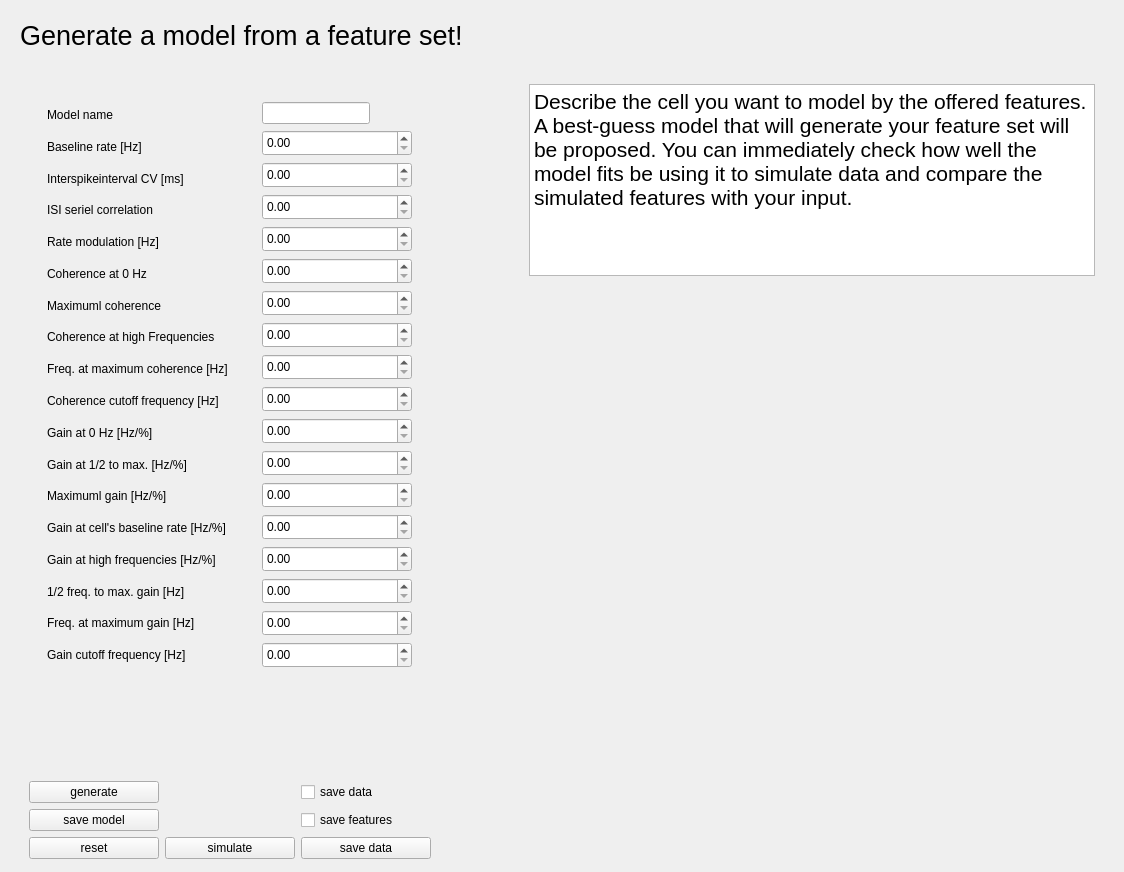
Old version of the form ampullary_ui/ui/modelgenerator.ui in the repository bendalab/ampullarymodel.
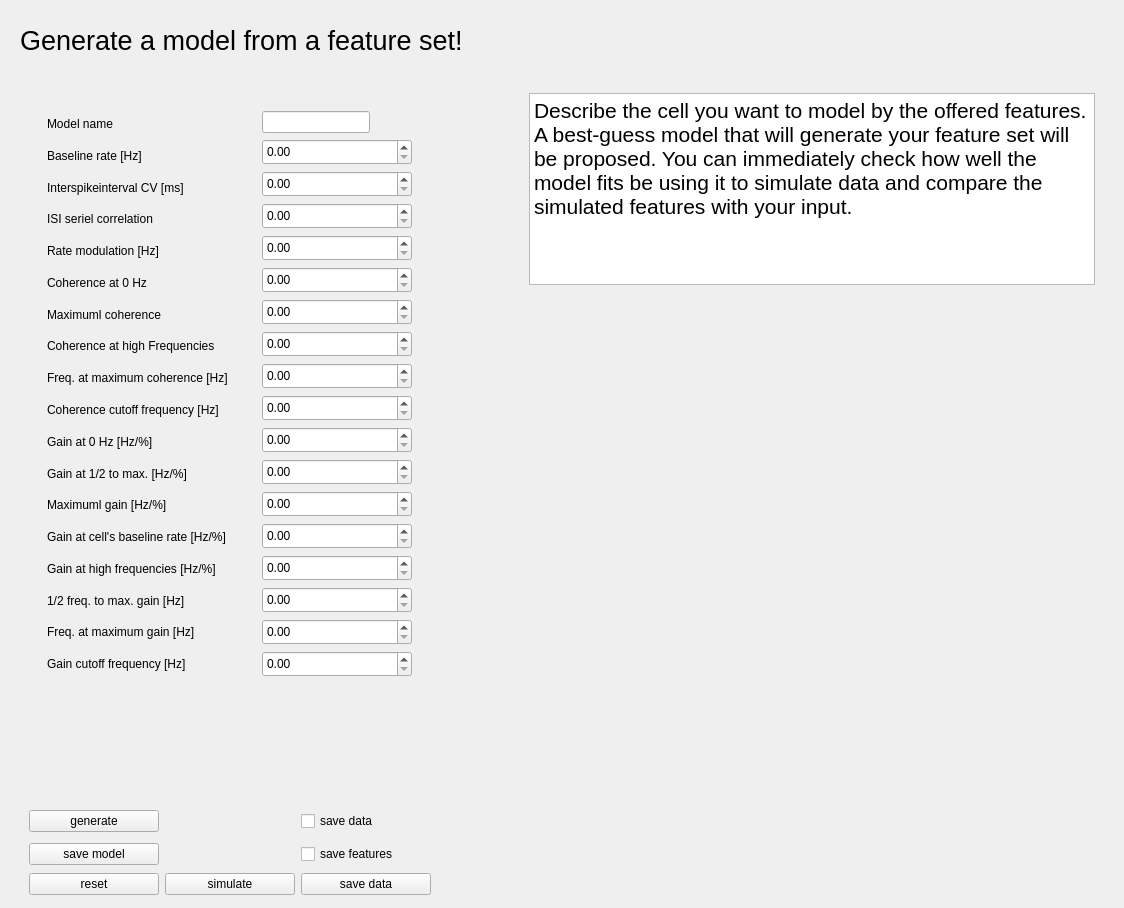
New version of the form.

Commit message: [ui] remove vertical spacer

Patch:
```diff
--- a/ampullary_ui/ui/modelgenerator.ui
+++ b/ampullary_ui/ui/modelgenerator.ui
@@ -7,7 +7,7 @@
     <x>0</x>
     <y>0</y>
     <width>1124</width>
-    <height>872</height>
+    <height>908</height>
    </rect>
   </property>
   <property name="windowTitle">
@@ -35,15 +35,15 @@
       <item>
        <spacer name="horizontalSpacer_5">
         <property name="orientation">
-         <enum>Qt::Vertical</enum>
+         <enum>Qt::Orientation::Horizontal</enum>
         </property>
         <property name="sizeType">
          <enum>QSizePolicy::Fixed</enum>
         </property>
         <property name="sizeHint" stdset="0">
          <size>
-          <width>40</width>
-          <height>20</height>
+          <width>20</width>
+          <height>40</height>
          </size>
         </property>
        </spacer>
```
Left out of the diff: 10 changed lines with no effect on the pictures.
